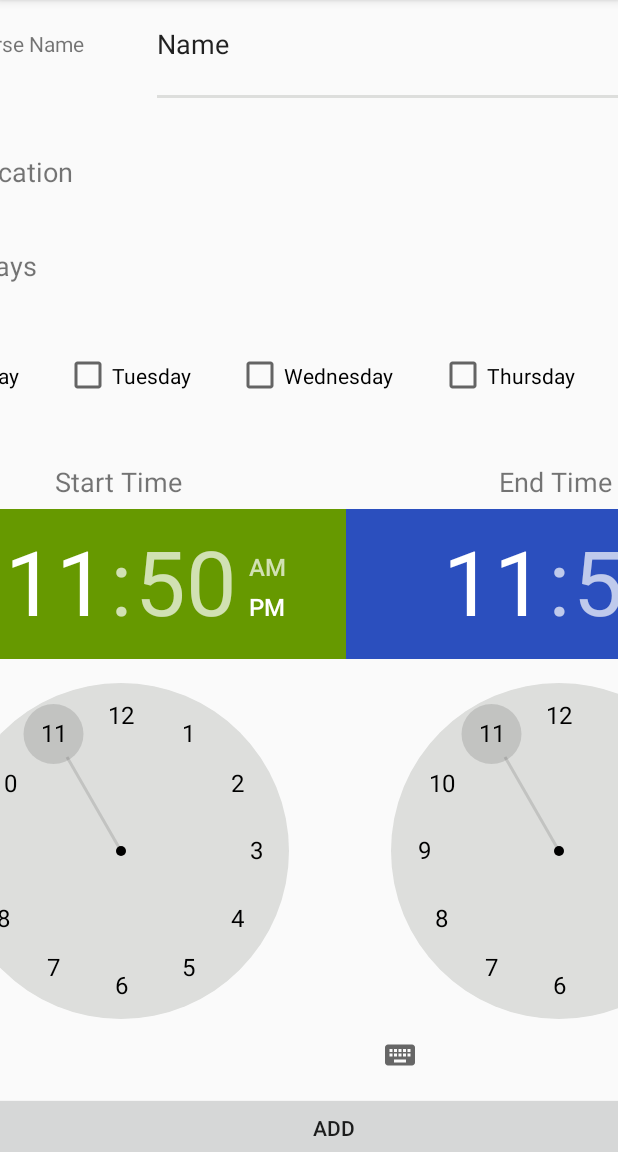
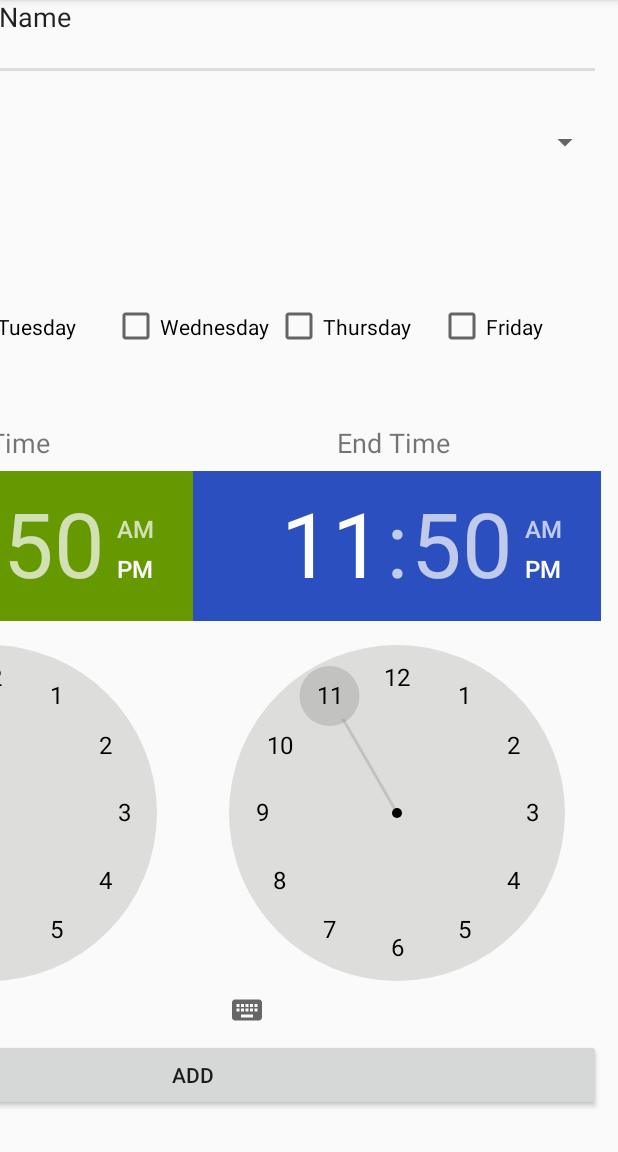
Before and after one commit to Rumbaugh14/CampusCompass, an Android app: the screen it shows after launch (MainActivity), in the side drawer, after a tap on "Classes", on a phone screen of 412 x 824 dp, the part 84-1236 px from its top. Run offline under Robolectric (Android 15) with nearby library versions, the phone set to English and light mode, and no system bars.

Commit message:
Name: Shane Rumbaugh Date: 10/29/2017 Time: 5:22 p.m Update: List courses working

```diff
--- a/app/src/main/java/com/example/shane/campuscompass/AddCoursesMain.java
+++ b/app/src/main/java/com/example/shane/campuscompass/AddCoursesMain.java
@@ -52,7 +52,10 @@ public class AddCoursesMain extends ListFragment{
         mCoursesList.add(new Courses(2,"CAS 100A", "Kockle", 230, "Tuesday"));
         mCoursesList.add(new Courses(3,"EE 310", "Burke", 900, "Wed"));
         mCoursesList.add(new Courses(4,"SLEEP", "Burke", 1000, "Friday"));
-
+        mCoursesList.add(new Courses(1,"SWENG 411", "Burke", 123, "Monday"));
+        mCoursesList.add(new Courses(2,"CAS 100A", "Kockle", 230, "Tuesday"));
+        mCoursesList.add(new Courses(3,"EE 310", "Burke", 900, "Wed"));
+        mCoursesList.add(new Courses(4,"SLEEP", "Burke", 1000, "F"));
 
         //init adapter
 
--- a/app/src/main/res/layout/content_main.xml
+++ b/app/src/main/res/layout/content_main.xml
@@ -13,16 +13,18 @@
         android:id="@+id/mainLayout"
         android:layout_width="552dp"
         android:layout_height="796dp"
+        android:layout_marginBottom="8dp"
+        android:layout_marginLeft="8dp"
+        android:layout_marginRight="8dp"
+        android:layout_marginTop="8dp"
         android:orientation="vertical"
-        android:layout_marginRight="8dp"
+        app:layout_constraintBottom_toBottomOf="parent"
+        app:layout_constraintHorizontal_bias="1.0"
+        app:layout_constraintLeft_toLeftOf="parent"
         app:layout_constraintRight_toRightOf="parent"
-        android:layout_marginLeft="8dp"
-        app:layout_constraintLeft_toLeftOf="parent"
-        app:layout_constraintBottom_toBottomOf="parent"
-        android:layout_marginBottom="8dp"
         app:layout_constraintTop_toTopOf="parent"
-        android:layout_marginTop="8dp"
-        tools:layout_editor_absoluteY="-137dp"
-        tools:layout_editor_absoluteX="-68dp">
+        app:layout_constraintVertical_bias="1.0"
+        android:weightSum="1">
+
     </LinearLayout>
 </android.support.constraint.ConstraintLayout>
--- a/app/src/main/res/layout/fragment_add_courses.xml
+++ b/app/src/main/res/layout/fragment_add_courses.xml
@@ -1,4 +1,5 @@
 <android.support.constraint.ConstraintLayout xmlns:android="http://schemas.android.com/apk/res/android"
+                                             xmlns:app="http://schemas.android.com/apk/res-auto"
                                              xmlns:tools="http://schemas.android.com/tools"
                                              android:layout_width="match_parent"
                                              android:layout_height="match_parent"
@@ -7,38 +8,54 @@
     <!-- TODO: Update blank fragment layout -->
 
     <LinearLayout
-    android:layout_width="584dp"
-    android:layout_height="807dp"
+        android:layout_width="0dp"
+        android:layout_height="0dp"
         android:orientation="vertical"
         android:weightSum="1"
-    tools:layout_editor_absoluteX="8dp"
-    tools:layout_editor_absoluteY="11dp">
+        android:layout_margin="4dp"
+        tools:layout_constraintTop_creator="1"
+        tools:layout_constraintRight_creator="1"
+        tools:layout_constraintBottom_creator="1"
+        android:layout_marginStart="8dp"
+        app:layout_constraintBottom_toBottomOf="parent"
+        android:layout_marginEnd="8dp"
+        app:layout_constraintRight_toRightOf="parent"
+        android:layout_marginTop="8dp"
+        tools:layout_constraintLeft_creator="1"
+        android:layout_marginBottom="8dp"
+        app:layout_constraintLeft_toLeftOf="parent"
+        app:layout_constraintTop_toTopOf="parent"
+        android:layout_marginLeft="8dp"
+        android:layout_marginRight="8dp">
 
         <LinearLayout
             android:id="@+id/Course_Name"
             android:layout_width="match_parent"
             android:layout_height="85dp"
             android:orientation="horizontal"
-        android:weightSum="1"
             >
 
             <TextView
                 android:id="@+id/textView3"
                 style="@android:style/Widget.DeviceDefault.Light.TextView"
-            android:layout_width="170dp"
+                android:layout_width="0dp"
                 android:layout_height="match_parent"
                 android:clickable="false"
-            android:foregroundGravity="center_vertical|center_horizontal"
                 android:gravity="center_vertical|center_horizontal"
+                android:layout_gravity="left"
                 android:text="Course Name "
+                android:layout_marginLeft="4dp"
+                android:layout_weight="1"
                 android:textAlignment="center"
                 tools:textAlignment="center"
                 tools:textSize="18sp"/>
 
             <EditText
                 android:id="@+id/editText3"
-            android:layout_width="match_parent"
+                android:layout_width="0dp"
+                android:layout_gravity="right"
                 android:layout_height="match_parent"
+                android:layout_weight="3"
                 android:ems="10"
                 android:inputType="textPersonName"
                 android:text="Name"
@@ -49,9 +66,9 @@
             android:id="@+id/Location"
             android:layout_width="match_parent"
             android:layout_height="47dp"
+            android:layout_weight="0.22"
             android:orientation="horizontal"
-        android:weightSum="1"
-        android:layout_weight="0.22">
+            android:weightSum="1">
 
             <TextView
                 android:id="@+id/textView4"
@@ -76,59 +93,61 @@
             android:id="@+id/DoW"
             android:layout_width="match_parent"
             android:layout_height="99dp"
-        android:orientation="horizontal"
-        android:layout_weight="0.27">
+            android:layout_weight="0.27"
+            android:orientation="horizontal">
 
             <LinearLayout
                 android:layout_width="match_parent"
                 android:layout_height="match_parent"
                 android:orientation="vertical"
-            android:weightSum="1">
+                >
 
                 <TextView
                     android:id="@+id/textView5"
                     android:layout_width="match_parent"
-                android:layout_height="40dp"
+                    android:layout_height="match_parent"
                     android:gravity="center_vertical"
                     android:text="Select Days "
+                    android:layout_weight="5"
                     android:textSize="18sp"/>
 
                 <LinearLayout
                     android:layout_width="match_parent"
                     android:layout_height="match_parent"
+                    android:layout_weight="1"
                     android:orientation="horizontal">
 
                     <CheckBox
                         android:id="@+id/checkBox6"
-                    android:layout_width="wrap_content"
+                        android:layout_width="match_parent"
                         android:layout_height="match_parent"
                         android:layout_weight="1"
                         android:text="Monday"/>
 
                     <CheckBox
                         android:id="@+id/checkBox5"
-                    android:layout_width="wrap_content"
+                        android:layout_width="match_parent"
                         android:layout_height="match_parent"
                         android:layout_weight="1"
                         android:text="Tuesday"/>
 
                     <CheckBox
                         android:id="@+id/checkBox4"
-                    android:layout_width="wrap_content"
+                        android:layout_width="match_parent"
                         android:layout_height="match_parent"
                         android:layout_weight="1"
                         android:text="Wednesday"/>
 
                     <CheckBox
                         android:id="@+id/checkBox3"
-                    android:layout_width="wrap_content"
+                        android:layout_width="match_parent"
                         android:layout_height="match_parent"
                         android:layout_weight="1"
                         android:text="Thursday"/>
 
                     <CheckBox
                         android:id="@+id/checkBox2"
-                    android:layout_width="wrap_content"
+                        android:layout_width="match_parent"
                         android:layout_height="match_parent"
                         android:layout_weight="1"
                         android:text="Friday"/>
@@ -143,8 +162,8 @@
             android:id="@+id/TimeSet"
             android:layout_width="match_parent"
             android:layout_height="353dp"
-        android:orientation="horizontal"
-        android:layout_weight="0.41">
+            android:layout_weight="0.41"
+            android:orientation="horizontal">
 
             <LinearLayout
                 android:layout_width="match_parent"
@@ -152,23 +171,25 @@
                 android:orientation="horizontal">
 
                 <LinearLayout
-                android:layout_width="300dp"
+                    android:layout_width="match_parent"
                     android:layout_height="match_parent"
                     android:orientation="vertical"
-                android:weightSum="1">
+                    android:layout_weight="1">
 
                     <TextView
                         android:id="@+id/startTimeTextView"
                         android:layout_width="match_parent"
-                    android:layout_height="36dp"
+                        android:layout_height="match_parent"
                         android:gravity="center_vertical|center_horizontal"
                         android:text="Start Time "
+                        android:layout_weight="10"
                         android:textSize="18sp"/>
 
                     <TimePicker
                         android:id="@+id/startTimeTimePicker"
                         android:layout_width="match_parent"
                         android:layout_height="match_parent"
+                        android:layout_weight="1"
                         android:amPmBackgroundColor="@android:color/holo_green_dark"
                         android:amPmTextColor="@android:color/holo_green_dark"
                         android:headerBackground="@android:color/holo_green_dark"
@@ -184,12 +205,13 @@
                     android:layout_width="match_parent"
                     android:layout_height="match_parent"
                     android:orientation="vertical"
-                android:weightSum="1">
+                    android:layout_weight="1">
 
                     <TextView
                         android:id="@+id/endTimeTextView"
                         android:layout_width="match_parent"
-                    android:layout_height="36dp"
+                        android:layout_height="match_parent"
+                        android:layout_weight="10"
                         android:gravity="center_vertical|center_horizontal"
                         android:text="End Time "
                         android:textSize="18sp"/>
@@ -198,6 +220,7 @@
                         android:id="@+id/endTimeTimePicker"
                         android:layout_width="match_parent"
                         android:layout_height="match_parent"
+                        android:layout_weight="1"
                         android:amPmBackgroundColor="@android:color/holo_red_dark"
                         android:amPmTextColor="@android:color/holo_red_dark"
                         android:headerBackground="@color/colorPrimary"
```
Lines whose indentation alone changed are shown as unchanged.
